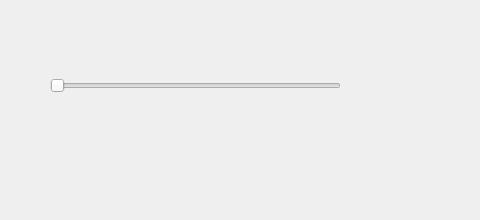
Qt form src/ui/brightness.ui (tomblackshaw/palpac) before a commit.
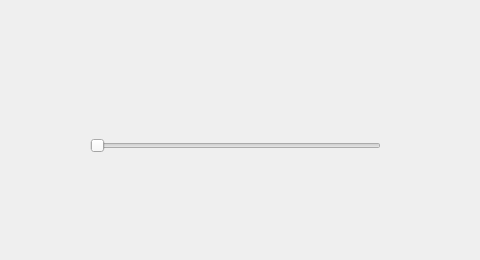
The same form after that commit.

The edit to the form file:
```diff
--- a/src/ui/brightness.ui
+++ b/src/ui/brightness.ui
@@ -7,7 +7,7 @@
     <x>0</x>
     <y>0</y>
     <width>480</width>
-    <height>220</height>
+    <height>260</height>
    </rect>
   </property>
   <property name="sizePolicy">
@@ -29,10 +29,10 @@
    <widget class="QSlider" name="brightness_slider">
     <property name="geometry">
      <rect>
-      <x>50</x>
-      <y>-30</y>
+      <x>90</x>
+      <y>10</y>
       <width>291</width>
-      <height>231</height>
+      <height>271</height>
      </rect>
     </property>
     <property name="sizePolicy">
```
